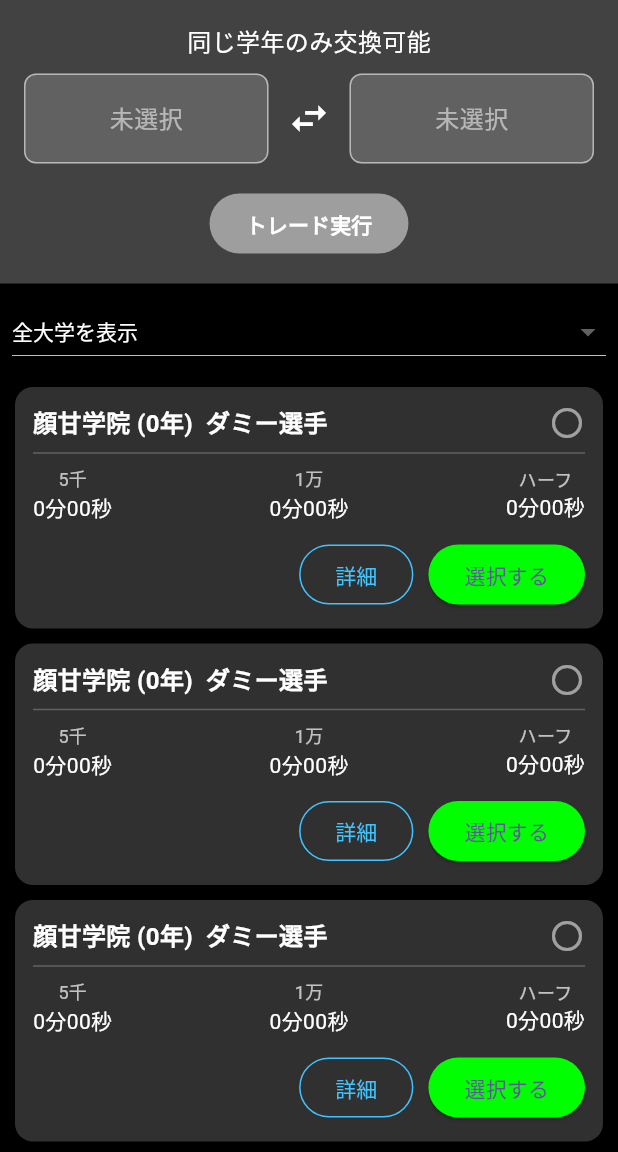
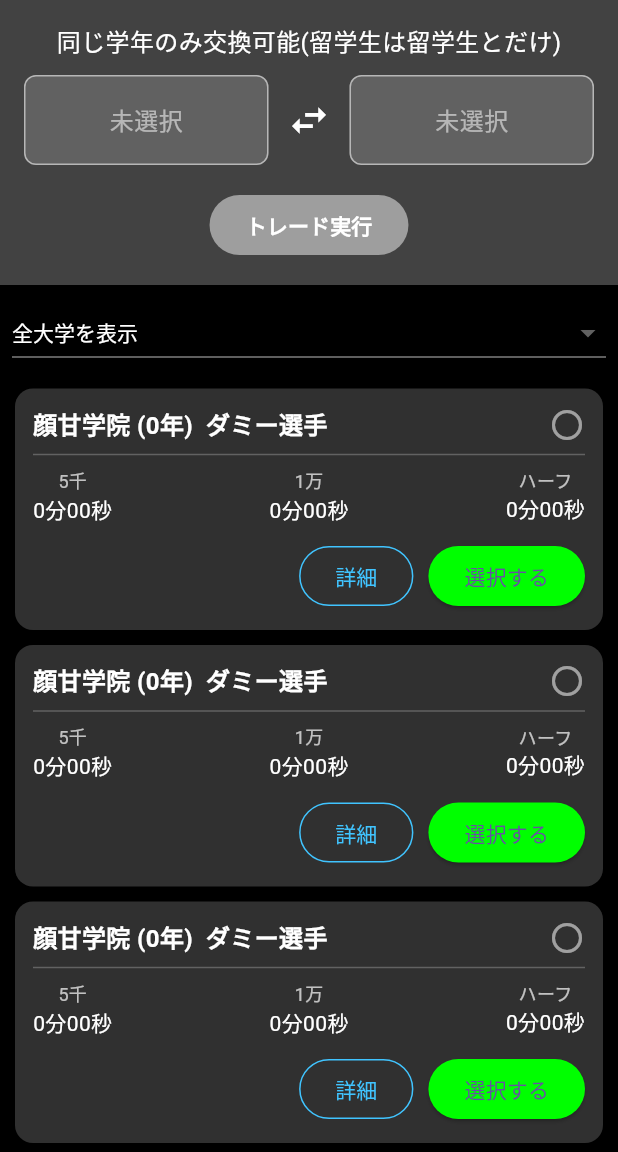
Before and after one commit to shin-tomura/ekidenss, a Flutter app: the TradeScreen screen opened directly, on a phone screen of 412 x 824 dp, the part 84-1236 px from its top. Run offline on Flutter 3.47's test engine with Material 3 defaults, Android fonts, the phone set to English and light mode, and no system bars; our stand-ins replace auto_size_text, csv, file_picker, fl_chart, hive, hive_flutter and 6 more; missing offline and left inert: mobile_scanner, two_dimensional_scrollables; accounts and stored records are empty.

Commit message:
1.8.9test: 選手トレードと選手のQRコードで留学生が1大学に2人以上にならないようにし、説明書に1大学1人までと書いた
Co-Authored-By: Claude Opus 5.5 <noreply@anthropic.com>
Claude-Session: https://claude.ai/code/session_01X9hhoBff6QiyyUDV2yf5hh

```diff
--- a/ToDo.txt
+++ b/ToDo.txt
@@ -1,7 +1,9 @@
 *********箱庭小駅伝SS*********
 1.8.9　21890
-・留学生の入学の決まりを、説明書と大学画面の「留学生受け入れ設定」の画面に書いた(留学生は、受け入れ中の大学のうち、在籍中の留学生がいない大学に、4月に1人入学する。在籍中の留学生が卒業するまで次の留学生は入学しないので、同じ大学に入学するのは4年に1度になる。受け入れ中の大学の留学生がみな同じ年に入学していると、ほかの3年はどの大学にも入学しない。受け入れのオン・オフや優秀度を変えたときにいつから反映されるかも書いた。「ゲームの仕様(生成AI向け)」にも書いた)
+・留学生の入学の決まりを、説明書と大学画面の「留学生受け入れ設定」の画面に書いた(在籍できる留学生は1大学に1人まで。留学生は、受け入れ中の大学のうち、在籍中の留学生がいない大学に、4月に1人入学する。在籍中の留学生が卒業するまで次の留学生は入学しないので、同じ大学に入学するのは4年に1度になる。受け入れ中の大学の留学生がみな同じ年に入学していると、ほかの3年はどの大学にも入学しない。受け入れのオン・オフや優秀度を変えたときにいつから反映されるかも書いた。「ゲームの仕様(生成AI向け)」にも書いた)
 ・コンピュータスカウトがOFFのときの放出選手選択の画面で、留学生を選べないようにした(これまでは自分の大学の留学生も他校へ放出でき、留学生が2人いる大学ができてしまうことがあった。留学生も定員の5人に数えるので画面には出すが、薄く表示して「放出できません」と出す)
+・選手トレードで、留学生は同じ学年の留学生とだけ交換できるようにした(これまでは留学生と日本人の選手も交換でき、留学生が2人以上いる大学ができてしまうことがあった。選手の一覧と選んだ選手の欄に「留学生」と出すようにした)
+・選手のQRコードで、ほかに留学生のいる大学の選手を、留学生のデータで上書きできないようにした(留学生が2人いる大学ができてしまうため。留学生を留学生のデータで上書きすることや、留学生を日本人のデータで上書きすることは、これまでどおりできる。すでに留学生が2人以上いる大学は、卒業すれば1人以下に戻り、0人になるまで次の留学生は入学しない)
 1.8.8　21880
 ・記録画面の記録を、1位だけでなく歴代10位まで残すようにした(全体記録・大学記録の、個人記録・総合記録・区間記録のすべて。記録の下の「2位以下を見る」を押すと2位以下を表示する。区間記録と総合記録には同じ選手や大学の記録が何件も入ることがあり、個人記録は一人につき一番速い記録だけを残す。これまでのデータでは1位だけが残っていて、2位以下はこれからのレースで貯まる。リセットボタンを押すと、その行の歴代10位までがまとめて消える。日本人と留学生を分けない行をリセットすると、日本人・留学生の行の記録も消える。日本人の行をリセットすると、分けない行の記録は留学生の記録で作り直す。留学生の行をリセットしたときは、日本人の記録で作り直す。説明書にもこのことを書いた)
 ・駅伝の2区以降のレース画面で、「指示ごとの損得予測」の画面からも指示を選べるようにした(各指示の枠の「この指示にする」を押すと、その指示になる。画面は開いたままで「選択中」の印が移るので、損得を見比べながら選び直せる。レース画面の指示の欄も同じ指示に変わる。これまでどおり指示の欄のドロップダウンでも選べる。学連選抜の監督をしているときの学連選抜の選手も同じ。説明書にもこのことを書いた)
--- a/lib/kansuu/shiyou_text.dart
+++ b/lib/kansuu/shiyou_text.dart
@@ -444,11 +444,14 @@ ShiyouSetsu shiyouMeisei({bool setsumeisho = false}) {
 // ・新規ゲームでは1年生から振り分けるので、受け入れ中の大学の留学生はみな1年生になり、
 //   途中でオンにしたときも次の4月にまとめて入るため、入学する年がそろいやすい
 //   (留学生が入らない年が3年続くことについて、プレイヤーから質問があった)。
-// ・1.8.8までは、スカウトがOFFのときの放出で自分の大学の留学生を他大学へ出せたため、
-//   留学生が2人在籍する大学ができることがあった(1.8.9で放出できないようにした。9003FreshHoushutu.dart)。
-//   それまでのデータには残っていることがあるので、「1大学1人まで」とは言い切らず、
-//   「在籍中の留学生がいない大学に入学する」と書く。
+// ・在籍できる留学生は1大学に1人まで(仕様。2人以上いるのは不具合と同じ扱い)。
+//   1.8.8までは、スカウトがOFFのときの放出・選手トレード・選手のQRコードで、
+//   留学生が2人以上在籍する大学ができることがあった。1.8.9でどれもできないようにした
+//   (9003FreshHoushutu.dart・tradeScreen.dart・senshu_qr_processor.dart)。
+//   それまでのデータに残っている分は、移行処理では直さない(卒業すれば1人以下に戻り、
+//   0人になるまでは次の留学生も入らないので、それ以上は増えない)。
 const List<String> _ryuugakuseiKimariGyou = [
+  '・在籍できる留学生は、1大学に1人までです。',
   '・留学生は、受け入れ中の大学のうち、在籍中の留学生がいない大学に、4月に1人入学します。',
   '・在籍中の留学生がいる大学には、その留学生が卒業するまで、次の留学生は入学しません。',
   '・そのため、同じ大学に留学生が入学するのは4年に1度です。',
@@ -470,6 +473,13 @@ const List<String> _ryuugakuseiSetteiGyou = [
 String ryuugakuseiSetteiSetsumeiText() =>
     [..._ryuugakuseiKimariGyou, ..._ryuugakuseiSetteiGyou].join('\n');
 
+// 1大学1人までを守るための、ほかの画面での決まり(説明書だけに出す)
+const List<String> _ryuugakuseiHokaGamenGyou = [
+  '・選手トレードでは、留学生は同じ学年の留学生とだけ交換できます。',
+  '・コンピュータスカウトがOFFのときの放出選手選択では、留学生は放出できません。',
+  '・留学生がいる大学では、ほかの選手を留学生のQRコードで上書きできません。',
+];
+
 /// 留学生
 ShiyouSetsu shiyouRyuugakusei({bool setsumeisho = false}) {
   final bool ukeireAri = Hive.box<UnivData>(
@@ -489,6 +499,7 @@ ShiyouSetsu shiyouRyuugakusei({bool setsumeisho = false}) {
   if (setsumeisho) {
     gyou.addAll([
       ..._ryuugakuseiSetteiGyou,
+      ..._ryuugakuseiHokaGamenGyou,
       '・留学生の受け入れと優秀度は、大学画面の「留学生受け入れ設定」で変えられます。',
     ]);
   }
--- a/lib/screens/tradeScreen.dart
+++ b/lib/screens/tradeScreen.dart
@@ -66,6 +66,18 @@ class _TradeScreenState extends State<TradeScreen> {
       ScaffoldMessenger.of(context).showSnackBar(
         const SnackBar(
           content: Text('各大学の学年人数を維持するため、同じ学年の選手同士を選択してください。'),
+          backgroundColor: Colors.red,
+        ),
+      );
+      return;
+    }
+
+    // 制約: 在籍できる留学生は1大学に1人までなので、留学生は留学生とだけトレード可能とする(1.8.9)
+    // (1.8.8までは留学生と日本人も交換でき、留学生が2人以上いる大学ができていた)
+    if ((_selectedSenshu1!.hirou == 1) != (_selectedSenshu2!.hirou == 1)) {
+      ScaffoldMessenger.of(context).showSnackBar(
+        const SnackBar(
+          content: Text('留学生は、同じ学年の留学生とだけトレードできます。'),
           backgroundColor: Colors.red,
         ),
       );
@@ -163,7 +175,10 @@ class _TradeScreenState extends State<TradeScreen> {
             color: Colors.grey[800],
             child: Column(
               children: [
-                const Text('同じ学年のみ交換可能', style: TextStyle(color: Colors.white)),
+                const Text(
+                  '同じ学年のみ交換可能(留学生は留学生とだけ)',
+                  style: TextStyle(color: Colors.white),
+                ),
                 const SizedBox(height: 10),
                 Row(
                   mainAxisAlignment: MainAxisAlignment.spaceEvenly,
@@ -283,7 +298,8 @@ class _TradeScreenState extends State<TradeScreen> {
                               children: [
                                 Expanded(
                                   child: Text(
-                                    '$univName (${senshu.gakunen}年)  ${senshu.name}',
+                                    // 留学生には印を付ける(留学生は留学生とだけ交換できるため。1.8.9)
+                                    '$univName (${senshu.gakunen}年${senshu.hirou == 1 ? '・留学生' : ''})  ${senshu.name}',
                                     style: const TextStyle(
                                       color: Colors.white,
                                       fontSize: 16,
@@ -434,7 +450,7 @@ class _TradeScreenState extends State<TradeScreen> {
                 ),
                 const SizedBox(height: 4), // 少し間隔を空ける
                 Text(
-                  '${senshu.gakunen}年 ${senshu.name}',
+                  '${senshu.gakunen}年${senshu.hirou == 1 ? '・留学生' : ''} ${senshu.name}',
                   style: const TextStyle(
                     color: Colors.white,
                     fontWeight: FontWeight.bold,
```
Also changed, not shown: lib/senshu_qr_processor.dart (+23 -0 lines).
